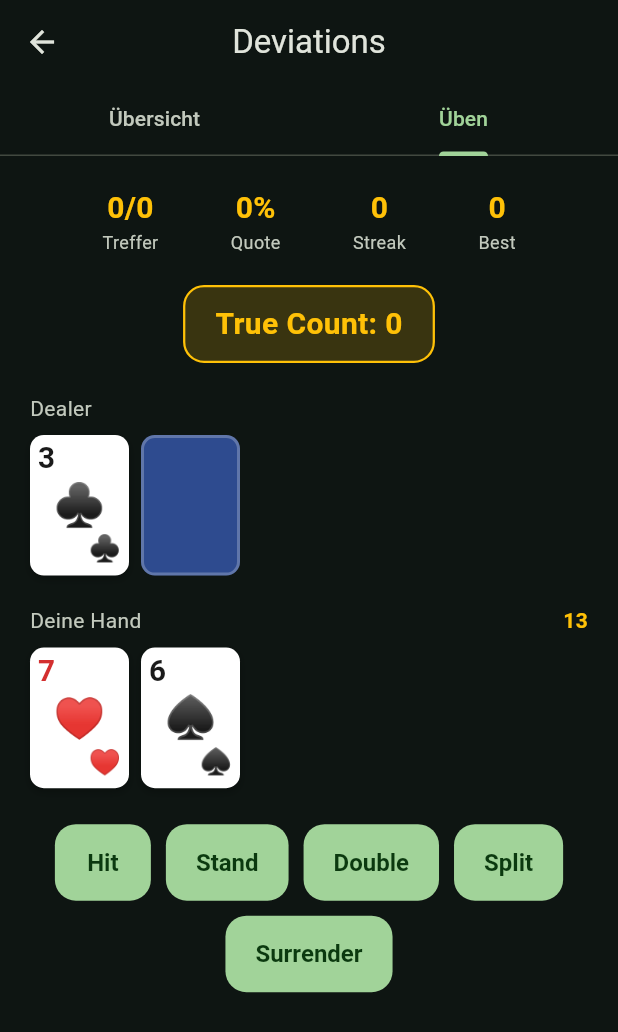
After one commit to alexsaliger/blackjack-coach-app, a Flutter app: the DeviationsScreen screen opened by its route, tab 2 chosen, on a phone screen of 412 x 824 dp. The commit adds this screen. Shown: the top 1032 px of the screen. Run offline on Flutter 3.47's test engine with Material 3 defaults, Android fonts, the phone set to English and light mode, and no system bars; our stand-ins replace flutter_riverpod, shared_preferences; accounts and stored records are empty.

Commit message:
Phase 3 (Teil 2): Deviation-Charts (Illustrious 18 / Fab 4)
- Deviations-Screen mit zwei Tabs:
  - Uebersicht: Illustrious 18 + Fab 4 + Versicherung als Chart
  - Ueben: Drill mit True-Count-Vorgabe, Grading gegen Deviations.recommend,
    Feedback mit der konkreten Index-Regel
- Testbarer DeviationScenarioGenerator: baut zu jeder Deviation eine passende
  Hand und zentriert den True Count auf deren Index; traegt immer die per
  lookup tatsaechlich greifende Deviation (loest 15-v-10-Doppeleintrag)
- Riverpod DeviationDrillController
- Home-Tile "Deviations" aktiviert, Route /deviations
- Neue Tests: Generator-Konsistenz + Deviations-Screen-Widgettest
- 51 Tests gruen, flutter analyze sauber

Co-Authored-By: Claude Opus 4.8 <noreply@anthropic.com>

```diff
--- a/lib/app.dart
+++ b/lib/app.dart
@@ -2,6 +2,7 @@ import 'package:flutter/material.dart';
 
 import 'presentation/screens/basic_strategy_drill_screen.dart';
 import 'presentation/screens/counting_drill_screen.dart';
+import 'presentation/screens/deviations_screen.dart';
 import 'presentation/screens/home_screen.dart';
 import 'presentation/screens/rules_screen.dart';
 import 'presentation/theme/app_theme.dart';
@@ -23,6 +24,7 @@ class CoachesApp extends StatelessWidget {
         '/': (_) => const HomeScreen(),
         '/basic': (_) => const BasicStrategyDrillScreen(),
         '/counting': (_) => const CountingDrillScreen(),
+        '/deviations': (_) => const DeviationsScreen(),
         '/rules': (_) => const RulesScreen(),
       },
     );
--- /dev/null
+++ b/lib/domain/engine/deviation_scenario_generator.dart
@@ -0,0 +1,83 @@
+import 'dart:math';
+
+import '../models/card.dart';
+import '../models/hand.dart';
+import '../strategy/deviations.dart';
+
+/// A deviation practice situation: a hand/upcard that matches one of the index
+/// plays, plus a true count near that play's index so the deviation actually
+/// matters. [deviation] is the matched entry, used for feedback.
+class DeviationDrillScenario {
+  const DeviationDrillScenario(
+    this.player,
+    this.dealerUp,
+    this.trueCount,
+    this.deviation,
+  );
+
+  final Hand player;
+  final Card dealerUp;
+  final double trueCount;
+  final Deviation deviation;
+}
+
+/// Builds deviation scenarios by picking a random index play, constructing a
+/// matching hand, and choosing a true count within ±3 of its index. Seedable
+/// for deterministic tests.
+class DeviationScenarioGenerator {
+  DeviationScenarioGenerator({Random? random}) : _rng = random ?? Random();
+
+  final Random _rng;
+
+  static const _deviations = Deviations();
+
+  DeviationDrillScenario next() {
+    final picked = Deviations.all[_rng.nextInt(Deviations.all.length)];
+    final player = picked.isPair ? _pairHand(picked.key) : _hardHand(picked.key);
+    final up = _cardForValue(picked.dealerUp);
+    // The deviation `recommend()` will actually resolve to (some signatures,
+    // e.g. 15 v 10, appear in both lists; lookup returns the first). Carry that
+    // one so feedback and grading always agree, and centre the count on it.
+    final actual = _deviations.lookup(player, up) ?? picked;
+    final trueCount = (actual.index + (_rng.nextInt(7) - 3)).toDouble();
+    return DeviationDrillScenario(player, up, trueCount, actual);
+  }
+
+  /// A face-up card worth [value] (11 = Ace, 10 = any ten-valued card).
+  Card _cardForValue(int value) {
+    final suit = Suit.values[_rng.nextInt(Suit.values.length)];
+    if (value == 11) return Card(Rank.ace, suit);
+    if (value == 10) {
+      const tens = [Rank.ten, Rank.jack, Rank.queen, Rank.king];
+      return Card(tens[_rng.nextInt(tens.length)], suit);
+    }
+    final rank =
+        Rank.values.firstWhere((r) => r != Rank.ace && r.baseValue == value);
+    return Card(rank, suit);
+  }
+
+  /// A two-card hard hand totalling [total] (no ace, not a pair).
+  Hand _hardHand(int total) {
+    final candidates = [2, 3, 4, 5, 6, 7, 8, 9, 10]..shuffle(_rng);
+    for (final c1 in candidates) {
+      final c2 = total - c1;
+      if (c2 >= 2 && c2 <= 10 && c2 != c1) {
+        return Hand([_cardForValue(c1), _cardForValue(c2)]);
+      }
+    }
+    // Fallback (not reached for the tabulated deviation keys).
+    return Hand([_cardForValue(10), _cardForValue(total - 10)]);
+  }
+
+  /// A two-card pair worth [value] each (10 uses a ten + a face card).
+  Hand _pairHand(int value) {
+    if (value == 10) {
+      return Hand([
+        const Card(Rank.ten, Suit.spades),
+        const Card(Rank.king, Suit.hearts),
+      ]);
+    }
+    final rank = Rank.values.firstWhere((r) => r.baseValue == value);
+    return Hand([Card(rank, Suit.spades), Card(rank, Suit.hearts)]);
+  }
+}
--- /dev/null
+++ b/lib/presentation/screens/deviations_screen.dart
@@ -0,0 +1,232 @@
+import 'package:flutter/material.dart';
+import 'package:flutter_riverpod/flutter_riverpod.dart';
+
+import '../../domain/models/hand.dart';
+import '../../domain/strategy/deviations.dart';
+import '../../state/deviation_drill_controller.dart';
+import '../widgets/action_buttons.dart';
+import '../widgets/feedback_banner.dart';
+import '../widgets/playing_card_view.dart';
+import '../widgets/stat_bar.dart';
+
+String _fmtIndex(double i) => 'TC ≥ ${i.toStringAsFixed(0)}';
+
+class DeviationsScreen extends StatelessWidget {
+  const DeviationsScreen({super.key});
+
+  @override
+  Widget build(BuildContext context) {
+    return DefaultTabController(
+      length: 2,
+      child: Scaffold(
+        appBar: AppBar(
+          title: const Text('Deviations'),
+          bottom: const TabBar(
+            tabs: [
+              Tab(text: 'Übersicht'),
+              Tab(text: 'Üben'),
+            ],
+          ),
+        ),
+        body: const SafeArea(
+          child: TabBarView(
+            children: [
+              _OverviewTab(),
+              _PracticeTab(),
+            ],
+          ),
+        ),
+      ),
+    );
+  }
+}
+
+class _OverviewTab extends StatelessWidget {
+  const _OverviewTab();
+
+  @override
+  Widget build(BuildContext context) {
+    final scheme = Theme.of(context).colorScheme;
+    return Center(
+      child: ConstrainedBox(
+        constraints: const BoxConstraints(maxWidth: 560),
+        child: ListView(
+          padding: const EdgeInsets.all(16),
+          children: [
+            Card(
+              child: ListTile(
+                leading: Icon(Icons.shield, color: scheme.secondary),
+                title: const Text('Versicherung'),
+                subtitle: Text(
+                    'Nehmen ab ${_fmtIndex(Deviations.insuranceIndex)}'),
+              ),
+            ),
+            const SizedBox(height: 8),
+            _header(context, 'Illustrious 18'),
+            for (final d in Deviations.illustrious18) _row(context, d),
+            const SizedBox(height: 16),
+            _header(context, 'Fab 4 — Surrender'),
+            for (final d in Deviations.fab4) _row(context, d),
+          ],
+        ),
+      ),
+    );
+  }
+
+  Widget _header(BuildContext context, String text) => Padding(
+        padding: const EdgeInsets.fromLTRB(4, 12, 4, 8),
+        child: Text(
+          text,
+          style: Theme.of(context)
+              .textTheme
+              .titleMedium
+              ?.copyWith(fontWeight: FontWeight.w700),
+        ),
+      );
+
+  Widget _row(BuildContext context, Deviation d) {
+    final scheme = Theme.of(context).colorScheme;
+    return Padding(
+      padding: const EdgeInsets.symmetric(vertical: 6, horizontal: 4),
+      child: Row(
+        children: [
+          SizedBox(
+            width: 86,
+            child: Text(d.name,
+                style: const TextStyle(fontWeight: FontWeight.w600)),
+          ),
+          Expanded(
+            child: Text(
+              '${d.atOrAbove.label} ab ${_fmtIndex(d.index)} '
+              '(sonst ${d.below.label})',
+              style: TextStyle(color: scheme.onSurfaceVariant),
+            ),
+          ),
+        ],
+      ),
+    );
+  }
+}
+
+class _PracticeTab extends ConsumerWidget {
+  const _PracticeTab();
+
+  String _handLabel(Hand hand) {
+    if (hand.isPair) return 'Paar ${hand.cards.first.rank.label}';
+    final prefix = hand.isSoft ? 'Soft ' : '';
+    return '$prefix${hand.total}';
+  }
+
+  @override
+  Widget build(BuildContext context, WidgetRef ref) {
+    final state = ref.watch(deviationDrillProvider);
+    final controller = ref.read(deviationDrillProvider.notifier);
+    final scheme = Theme.of(context).colorScheme;
+    final s = state.scenario;
+    final tc = s.trueCount.toStringAsFixed(0);
+
+    return Center(
+      child: ConstrainedBox(
+        constraints: const BoxConstraints(maxWidth: 520),
+        child: ListView(
+          padding: const EdgeInsets.all(20),
+          children: [
+            StatBar(stats: {
+              'Treffer': '${state.correct}/${state.total}',
+              'Quote': '${(state.accuracy * 100).round()}%',
+              'Streak': '${state.streak}',
+              'Best': '${state.bestStreak}',
+            }),
+            const SizedBox(height: 20),
+
+            // True count badge — the decisive input for deviations.
+            Center(
+              child: Container(
+                padding:
+                    const EdgeInsets.symmetric(horizontal: 20, vertical: 10),
+                decoration: BoxDecoration(
+                  color: scheme.secondary.withValues(alpha: 0.18),
+                  borderRadius: BorderRadius.circular(14),
+                  border: Border.all(color: scheme.secondary, width: 1.5),
+                ),
+                child: Text(
+                  'True Count: $tc',
+                  style: TextStyle(
+                    fontSize: 20,
+                    fontWeight: FontWeight.bold,
+                    color: scheme.secondary,
+                  ),
+                ),
+              ),
+            ),
+            const SizedBox(height: 20),
+
+            Text('Dealer', style: TextStyle(color: scheme.onSurfaceVariant)),
+            const SizedBox(height: 8),
+            Row(
+              children: [
+                PlayingCardView(s.dealerUp, width: 66),
+                const SizedBox(width: 8),
+                const PlayingCardView.back(width: 66),
+              ],
+            ),
+            const SizedBox(height: 20),
+
+            Row(
+              mainAxisAlignment: MainAxisAlignment.spaceBetween,
+              children: [
+                Text('Deine Hand',
+                    style: TextStyle(color: scheme.onSurfaceVariant)),
+                Text(
+                  _handLabel(s.player),
+                  style: TextStyle(
+                      fontWeight: FontWeight.bold, color: scheme.secondary),
+                ),
+              ],
+            ),
+            const SizedBox(height: 8),
+            Row(
+              children: [
+                for (final c in s.player.cards) ...[
+                  PlayingCardView(c, width: 66),
+                  const SizedBox(width: 8),
+                ],
+              ],
+            ),
+            const SizedBox(height: 24),
+
+            ActionButtons(
+              onAction: controller.answer,
+              revealed: state.revealed,
+              correct: state.correctAction,
+              chosen: state.chosen,
+            ),
+            const SizedBox(height: 18),
+
+            if (state.revealed) ...[
+              FeedbackBanner(
+                correct: state.wasCorrect ?? false,
+                message: (state.wasCorrect ?? false)
+                    ? 'Richtig! ${state.correctAction?.label}'
+                    : 'Korrekt: ${state.correctAction?.label}',
+              ),
+              const SizedBox(height: 8),
+              Text(
+                '${s.deviation.name} · ${s.deviation.atOrAbove.label} ab '
+                '${_fmtIndex(s.deviation.index)} (sonst ${s.deviation.below.label})',
+                textAlign: TextAlign.center,
+                style: TextStyle(color: scheme.onSurfaceVariant),
+              ),
+              const SizedBox(height: 14),
+              FilledButton.icon(
+                onPressed: controller.next,
+                icon: const Icon(Icons.arrow_forward),
+                label: const Text('Nächste Hand'),
+              ),
+            ],
+          ],
+        ),
+      ),
+    );
+  }
+}
```
Also changed, not shown: lib/presentation/screens/home_screen.dart (+6 -6 lines), lib/state/deviation_drill_controller.dart (added, +108 -0 lines), 3 other files.
